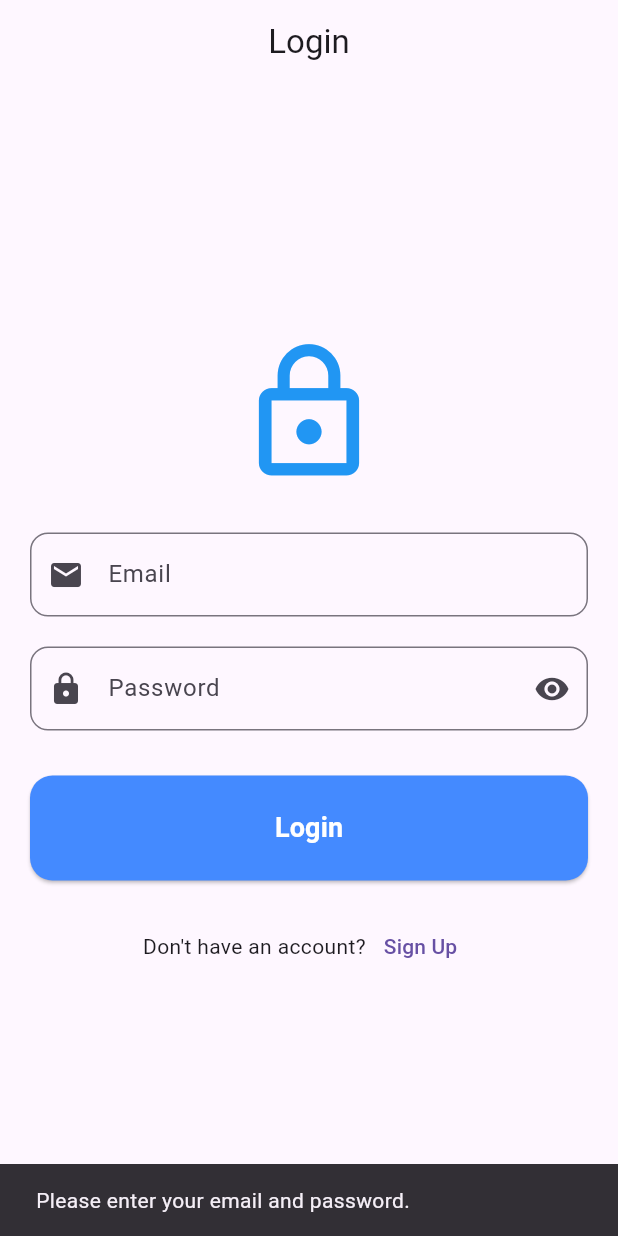
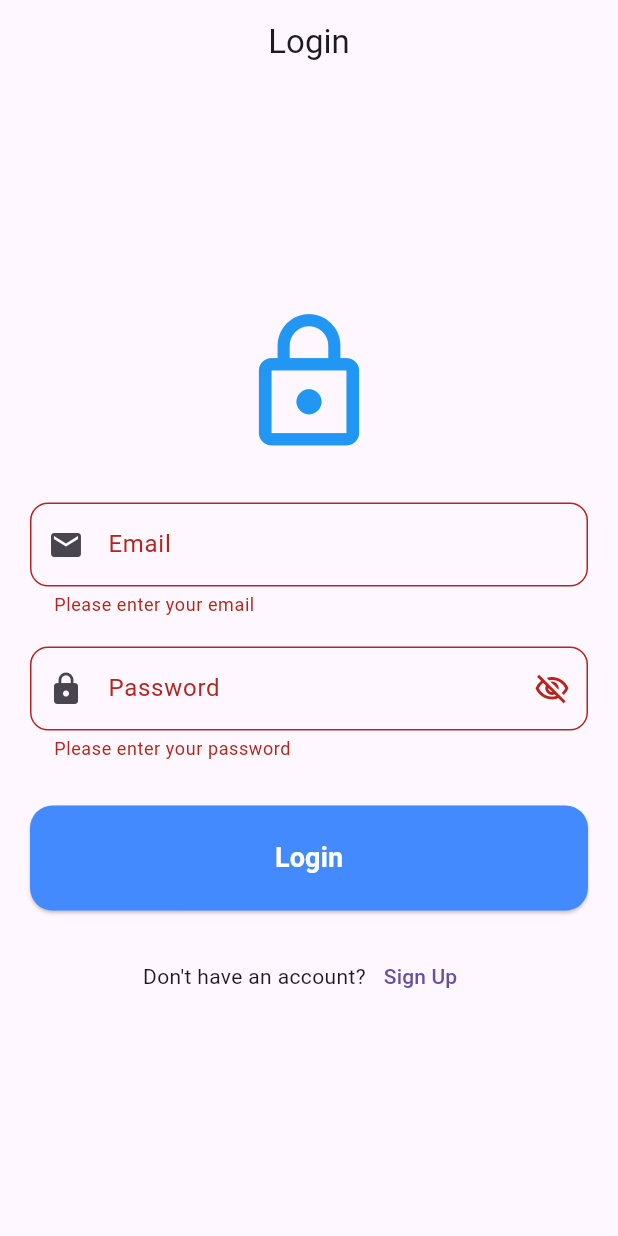
Before and after one commit to zahoorahmad334/notes_app, a Flutter app: the LoginScreen screen opened directly, after a tap on "Login", on a phone screen of 412 x 824 dp. Run offline on Flutter 3.47's test engine with Material 3 defaults, Android fonts, the phone set to English and light mode, and no system bars; our stand-ins replace cloud_firestore, firebase_auth, firebase_core; accounts and stored records are empty.

```diff
--- a/lib/feature/auth_services/auth_services.dart
+++ b/lib/feature/auth_services/auth_services.dart
@@ -1,6 +1,6 @@
 import 'package:firebase_auth/firebase_auth.dart';
 
-class Services {
+class AuthServices {
   final FirebaseAuth _auth = FirebaseAuth.instance;
 
   Future<void> signUp({
--- a/lib/feature/auth_services/login_screen.dart
+++ b/lib/feature/auth_services/login_screen.dart
@@ -1,8 +1,9 @@
 import 'package:flutter/material.dart';
-import 'package:notes_app/feature/auth_services/auth_services.dart';
 import 'package:notes_app/customs/button_widget.dart';
 import 'package:notes_app/feature/notes/screens/home_screen.dart';
 import 'package:notes_app/feature/auth_services/signup_screen.dart';
+import 'package:notes_app/provider/auth_provider.dart';
+import 'package:provider/provider.dart';
 
 class LoginScreen extends StatefulWidget {
   const LoginScreen({super.key});
@@ -16,8 +17,6 @@ class _LoginPageState extends State<LoginScreen> {
 
   final TextEditingController emailController = TextEditingController();
   final TextEditingController passwordController = TextEditingController();
-
-  bool isPasswordHidden = true;
 
   @override
   void dispose() {
@@ -82,23 +81,23 @@ class _LoginPageState extends State<LoginScreen> {
                 const SizedBox(height: 20),
 
                 // Password
-                TextFormField(
+                Consumer<AuthProvider>(
+                  builder: (context, authProvider, child) {
+                    return TextFormField(
                       controller: passwordController,
-                  obscureText: isPasswordHidden,
+                      obscureText: !authProvider.passwordObsecure,
                       decoration: InputDecoration(
                         labelText: "Password",
                         hintText: "Enter your password",
                         prefixIcon: const Icon(Icons.lock),
                         suffixIcon: IconButton(
                           icon: Icon(
-                        isPasswordHidden
-                            ? Icons.visibility
-                            : Icons.visibility_off,
+                            authProvider.passwordObsecure
+                                ? Icons.visibility_outlined
+                                : Icons.visibility_off_outlined,
                           ),
                           onPressed: () {
-                        setState(() {
-                          isPasswordHidden = !isPasswordHidden;
-                        });
+                            authProvider.togglePasswordObsecure();
                           },
                         ),
                         border: OutlineInputBorder(
@@ -116,17 +115,22 @@ class _LoginPageState extends State<LoginScreen> {
 
                         return null;
                       },
+                    );
+                  },
                 ),
 
                 const SizedBox(height: 30),
 
-                ButtonWidget(
+                Consumer<AuthProvider>(
+                  builder: (context, authProvider, child) {
+                    return ButtonWidget(
                       text: 'Login',
                       onPressed: () async {
+                        if (!_formKey.currentState!.validate()) {
+                          return;
+                        }
                         try {
-                      Services services = Services();
-
-                      await services.logIn(
+                          await authProvider.logIn(
                             email: emailController.text,
                             password: passwordController.text,
                           );
@@ -150,6 +154,8 @@ class _LoginPageState extends State<LoginScreen> {
                       backgroundColor: Colors.blueAccent,
                       textColor: Colors.white,
                       borderRadius: 15,
+                    );
+                  },
                 ),
 
                 const SizedBox(height: 20),
--- a/lib/feature/notes/services/notes_firebase_services.dart
+++ b/lib/feature/notes/services/notes_firebase_services.dart
@@ -1,7 +1,7 @@
 import 'package:cloud_firestore/cloud_firestore.dart';
 
 class NotesServices {
-  FirebaseFirestore _firestore = FirebaseFirestore.instance;
+  final FirebaseFirestore _firestore = FirebaseFirestore.instance;
 
   Future<void> addNote(String title, String description) async {
     await _firestore.collection("notes").doc().set({
--- a/pubspec.yaml
+++ b/pubspec.yaml
@@ -37,6 +37,7 @@ dependencies:
   firebase_core: ^4.12.1
   firebase_auth: ^6.5.6
   cloud_firestore: ^6.7.1
+  provider: ^6.1.5+1
 
 dev_dependencies:
   flutter_test:
```
Also changed, not shown: lib/feature/auth_services/signup_screen.dart (+20 -16 lines), lib/main.dart (+11 -6 lines), lib/provider/auth_provider.dart (added, +45 -0 lines), pubspec.lock. Lines whose indentation alone changed are shown as unchanged.
